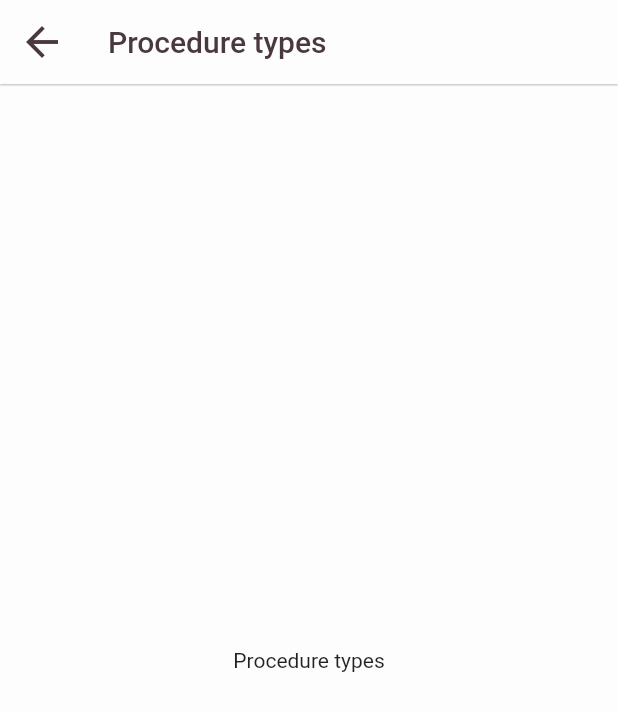
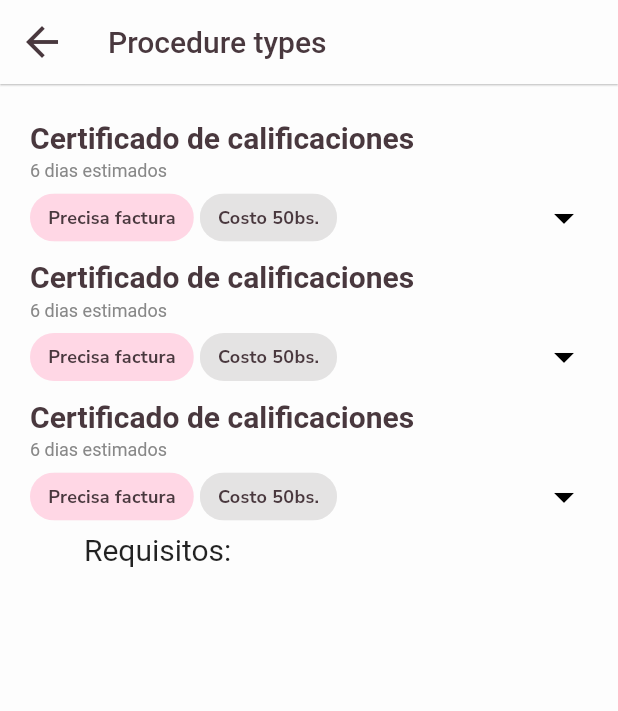
Before and after one commit to SofieTorch/univalle_app, a Flutter app: the _ProceduresView screen opened directly, on a phone screen of 412 x 824 dp. Shown: the top 711 px of the screen. Run offline on Flutter 3.47's test engine with Material 2 defaults, Android fonts, the phone set to English and light mode, and no system bars; our stand-ins replace bloc, connectivity_plus, equatable, flutter_bloc, flutter_svg, google_fonts and 1 more; generated files the repository leaves out were written again; statements that could not run were skipped.

Commit message:
Task Procedure

```diff
--- a/lib/procedures/pages/procedures_page.dart
+++ b/lib/procedures/pages/procedures_page.dart
@@ -1,5 +1,6 @@
 import 'package:flutter/material.dart';
 import 'package:univalle_app/l10n/l10n.dart';
+import 'package:univalle_app/theme/app_colors.dart';
 
 class ProceduresPage extends StatelessWidget {
   const ProceduresPage({Key? key}) : super(key: key);
@@ -20,9 +21,63 @@ class _ProceduresView extends StatelessWidget {
       appBar: AppBar(
         title: Text(l10n.pageTitleProcedures),
       ),
-      body: Center(
-        child: Text(l10n.pageTitleProcedures),
+      //Create Cards
+      body: SingleChildScrollView(
+        padding: EdgeInsets.all(20),
+        child: Center(
+          child: Column(
+            children: <Widget>[
+              //metodos para los card
+              const ProcedureCard(),
+              const ProcedureCard(),
+              const ProcedureCard(),
+              Container(
+                height: 130,
+                width: 300,
+                child: Text(
+                  'Requisitos:',
+                  style: TextStyle(
+                    fontSize: 20,
+                  ),
+                ),
+                ),
+            ],
+          ),
+        ),
       ),
     );
   }
 }
+class ProcedureCard extends StatelessWidget {
+  const ProcedureCard({ Key? key }) : super(key: key);
+
+  @override
+  Widget build(BuildContext context) {
+    return Column(
+      crossAxisAlignment: CrossAxisAlignment.start,
+      children: [
+          const SizedBox(height: 4),
+          const Text('Certificado de calificaciones',
+                style: TextStyle(fontSize: 20.0, fontWeight: FontWeight.bold, color: AppColors.matterhorn),
+              ),
+          const SizedBox(height: 4),
+          const Text('6 dias estimados',
+                style: TextStyle(fontSize: 12.0, color: AppColors.gray),
+              ),
+              Row(
+                mainAxisAlignment: MainAxisAlignment.spaceBetween,
+                children: [
+                  Row(
+                    children: [
+                      Chip(label: const Text('Precisa factura',style: TextStyle(color: AppColors.matterhorn),), backgroundColor: AppColors.shiraz.shade100),
+                      const SizedBox(width: 4,),
+                      Chip(label: const Text('Costo 50bs.',style: TextStyle(color: AppColors.matterhorn),), backgroundColor: AppColors.gray.shade200),
+                    ],
+                  ),
+                  const Icon(Icons.arrow_drop_down),
+                ],
+              ),
+        ],
+    );
+  }
+}
```
Also changed, not shown: lib/models/procedure.dart (added, +31 -0 lines), lib/procedures/bloc/procedures_bloc.dart (added, +14 -0 lines), lib/procedures/bloc/procedures_event.dart (added, +8 -0 lines), lib/procedures/bloc/procedures_state.dart (added, +10 -0 lines).
